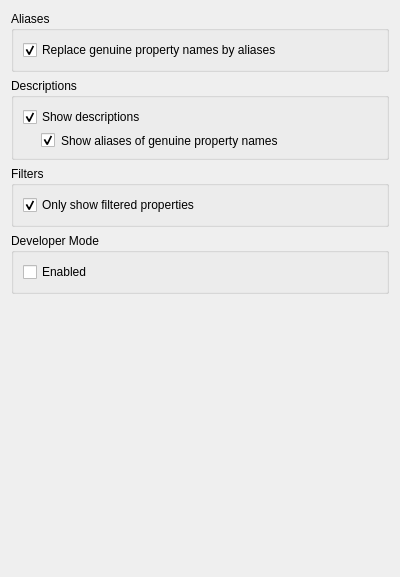
Above: Plugins/org.mitk.gui.qt.properties/src/internal/QmitkPropertiesPreferencePage.ui from MITK/MITK before the change. Below: the same form after it.
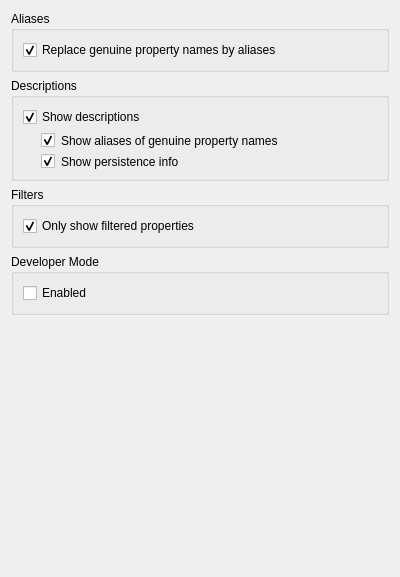
That is the form after the change.

Commit message: Show property persistence info in property description.

What changed in the file:
```diff
--- a/Plugins/org.mitk.gui.qt.properties/src/internal/QmitkPropertiesPreferencePage.ui
+++ b/Plugins/org.mitk.gui.qt.properties/src/internal/QmitkPropertiesPreferencePage.ui
@@ -62,6 +62,19 @@
         </property>
        </widget>
       </item>
+      <item>
+       <widget class="QCheckBox" name="showPersistenceInDescriptionCheckBox">
+        <property name="styleSheet">
+         <string notr="true">margin-left: 18px;</string>
+        </property>
+        <property name="text">
+         <string>Show persistence info</string>
+        </property>
+        <property name="checked">
+         <bool>true</bool>
+        </property>
+       </widget>
+      </item>
      </layout>
     </widget>
    </item>
```
The commit also changes 4 other files.
